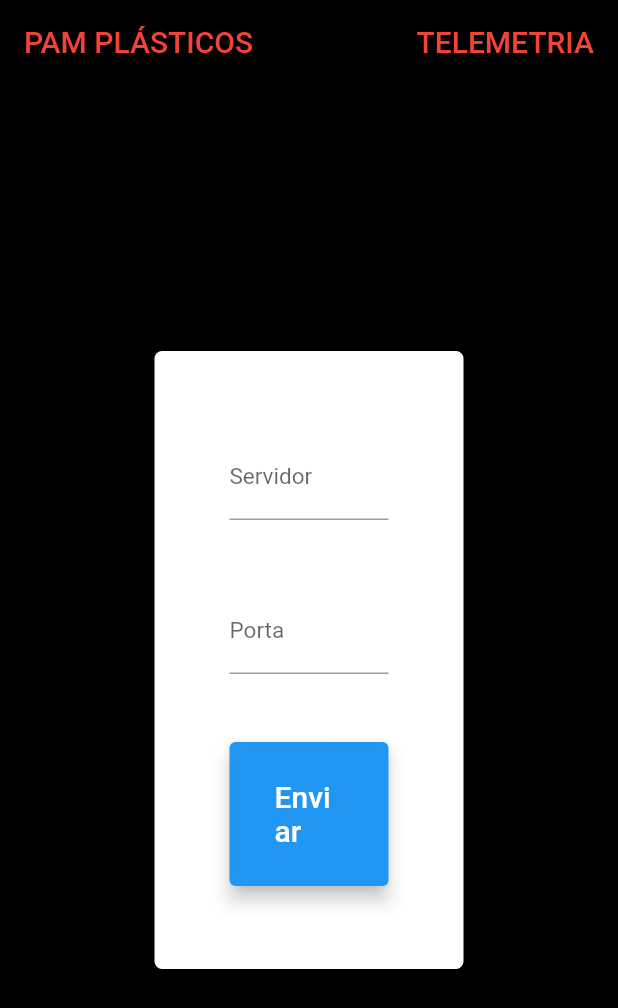
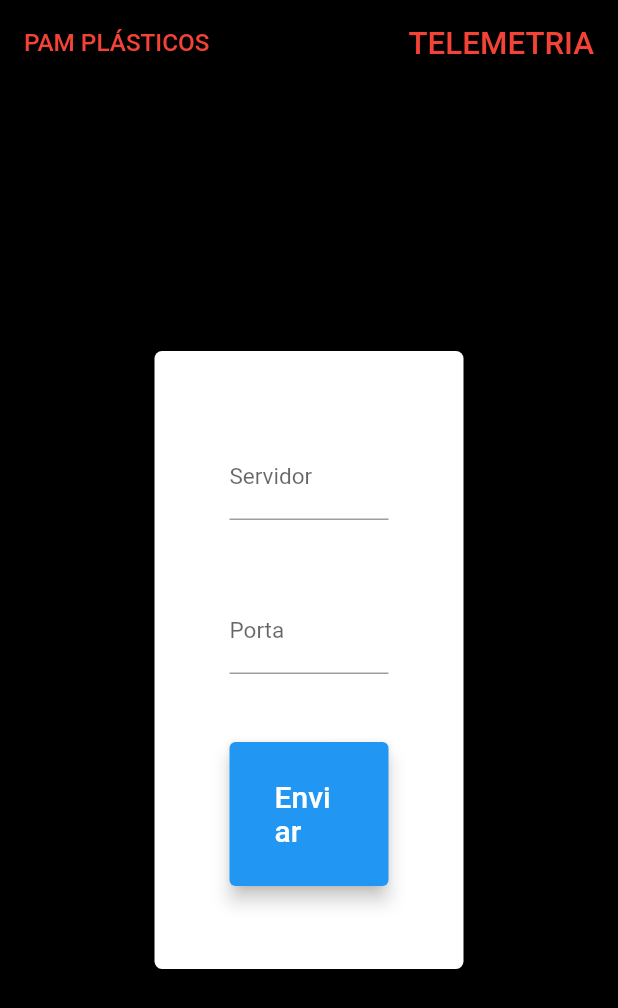
Before and after one commit to adriavieira314/telemetria, a Flutter app: the screen it shows after launch, on a phone screen of 412 x 824 dp. Shown: the top 1008 px of the screen. Run offline on Flutter 3.47's test engine with Material 2 defaults, Android fonts, the phone set to English and light mode, and no system bars; our stand-ins replace shared_preferences.

```diff
--- a/lib/pages/components/appbar_text.dart
+++ b/lib/pages/components/appbar_text.dart
@@ -6,9 +6,14 @@ class AppBarText extends StatelessWidget {
 
   @override
   Widget build(BuildContext context) {
-    return Text(
-      text,
-      style: const TextStyle(color: Colors.red),
+    return SizedBox(
+      width: MediaQuery.of(context).size.width * 0.3,
+      child: FittedBox(
+        child: Text(
+          text,
+          style: const TextStyle(color: Colors.red),
+        ),
+      ),
     );
   }
 }
```
Also changed, not shown: lib/pages/telemetria/telemetria_screen.dart (+32 -6 lines).
